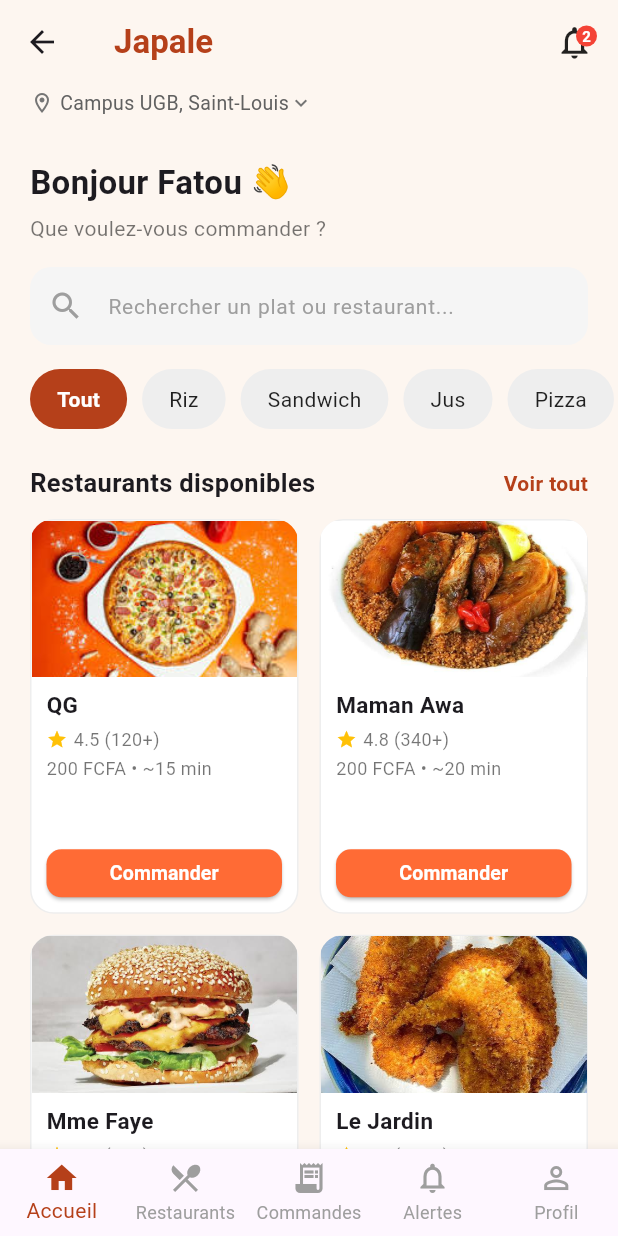
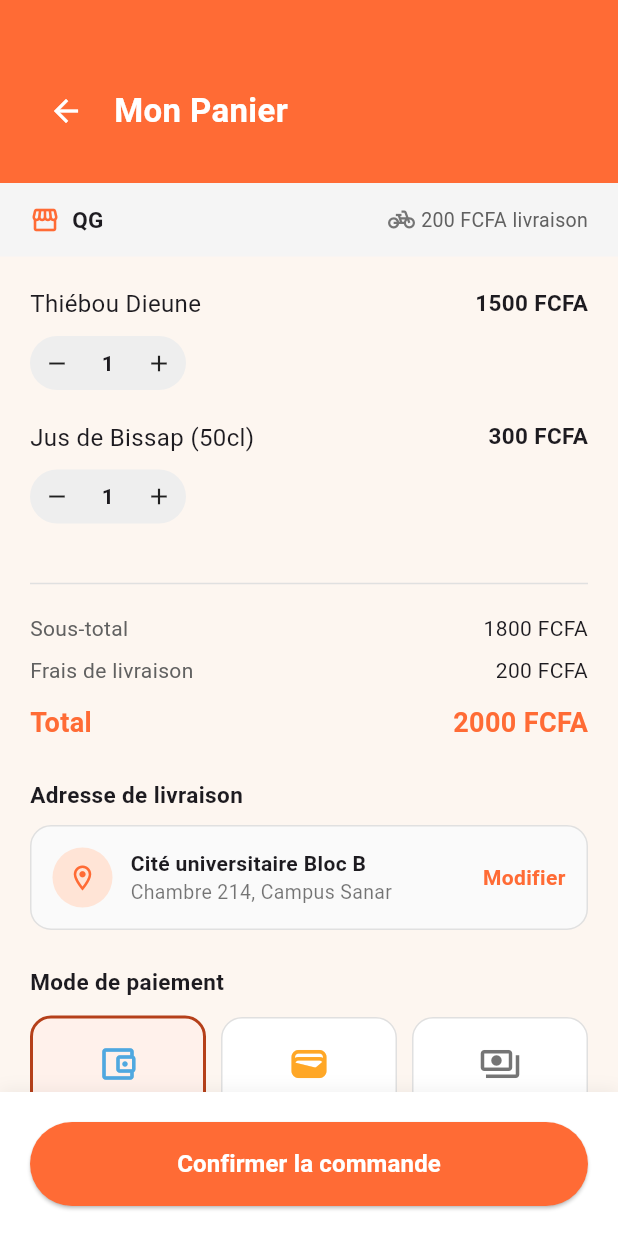
Before and after one commit to Aminata2003/Japale, a Flutter app: the AccueilClient screen opened directly, after a tap on "Commander", on a phone screen of 412 x 824 dp. Run offline on Flutter 3.47's test engine with Material 3 defaults, Android fonts, the phone set to English and light mode, and no system bars.

Commit message:
dernier mise a jour

```diff
--- a/japale/lib/acceuil_client.dart
+++ b/japale/lib/acceuil_client.dart
@@ -1,5 +1,6 @@
 import 'package:flutter/material.dart';
 import '../models/restaurant.dart';
+import 'panier_page.dart';
 
 class AccueilClient extends StatefulWidget {
   const AccueilClient({super.key});
@@ -332,9 +333,22 @@ Widget _buildRestaurantCard(Restaurant restaurant) {
                   width: double.infinity,
                   height: 32,
                   child: ElevatedButton(
-                    onPressed: () {
-                      // TODO: navigation vers la page du restaurant
-                    },
+                      onPressed: () {
+                        Navigator.push(
+                          context,
+                          MaterialPageRoute(
+                            builder: (context) => PanierPage(
+                              restaurantName: restaurant.name,
+                              fraisLivraison: restaurant.price,
+                              items: [
+                                CartItem(name: 'Thiébou Dieune', unitPrice: 1500),
+                                CartItem(name: 'Jus de Bissap (50cl)', unitPrice: 300),
+                              ],
+                            ),
+                          ),
+                        );
+                      },
+
                     style: ElevatedButton.styleFrom(
                       backgroundColor: const Color(0xFFFF6B35),
                       shape: RoundedRectangleBorder(borderRadius: BorderRadius.circular(10)),
--- a/japale/lib/main.dart
+++ b/japale/lib/main.dart
@@ -3,6 +3,8 @@ import 'package:japale/acceuil_client.dart';
 import 'package:japale/welcomPage.dart';
 import 'package:japale/inscription_livreur.dart';
 import 'package:japale/widgets/connexion.dart';
+import 'package:japale/choix_profil.dart';
+import 'package:japale/panier_page.dart';
 
 void main() {
   runApp(const MyApp());
@@ -20,7 +22,7 @@ class MyApp extends StatelessWidget {
         colorScheme: ColorScheme.fromSeed(seedColor: Colors.deepPurple),
         useMaterial3: true,
       ),
-      home: const ConnexionPage(), // Page d'accueil de l'application
+      home: const AccueilClient(), // Page d'accueil de l'application
     );
   }
 }
--- /dev/null
+++ b/japale/lib/models/cartItem.dart
@@ -0,0 +1,14 @@
+
+class CartItem {
+  final String name;
+  final int unitPrice;
+  int quantity;
+
+  CartItem({
+    required this.name,
+    required this.unitPrice,
+    this.quantity = 1,
+  });
+
+  int get totalPrice => unitPrice * quantity;
+}
--- /dev/null
+++ b/japale/lib/panier_page.dart
@@ -0,0 +1,376 @@
+import 'package:flutter/material.dart';
+
+class CartItem {
+  final String name;
+  final int unitPrice;
+  int quantity;
+
+  CartItem({
+    required this.name,
+    required this.unitPrice,
+    this.quantity = 1,
+  });
+
+  int get totalPrice => unitPrice * quantity;
+}
+
+class PanierPage extends StatefulWidget {
+  final String restaurantName;
+  final int fraisLivraison;
+  final List<CartItem> items;
+
+  const PanierPage({
+    super.key,
+    required this.restaurantName,
+    required this.fraisLivraison,
+    required this.items,
+  });
+
+  @override
+  State<PanierPage> createState() => _PanierPageState();
+}
+
+class _PanierPageState extends State<PanierPage> {
+  late List<CartItem> _items;
+  String _modePaiement = 'Wave';
+
+  @override
+  void initState() {
+    super.initState();
+    _items = widget.items;
+  }
+
+  int get _sousTotal => _items.fold(0, (sum, item) => sum + item.totalPrice);
+  int get _total => _sousTotal + widget.fraisLivraison;
+
+  @override
+  Widget build(BuildContext context) {
+    return Scaffold(
+      backgroundColor: const Color(0xFFFDF6F0),
+      body: Column(
+        children: [
+          _buildHeader(context),
+          Expanded(
+            child: SingleChildScrollView(
+              child: Column(
+                crossAxisAlignment: CrossAxisAlignment.start,
+                children: [
+                  _buildRestaurantBanner(),
+                  Padding(
+                    padding: const EdgeInsets.symmetric(horizontal: 20),
+                    child: Column(
+                      crossAxisAlignment: CrossAxisAlignment.start,
+                      children: [
+                        const SizedBox(height: 20),
+                        ..._items.map((item) => _buildCartItemRow(item)),
+                        const SizedBox(height: 12),
+                        Divider(color: Colors.grey.shade300, thickness: 1),
+                        const SizedBox(height: 12),
+                        _buildPriceSummary(),
+                        const SizedBox(height: 24),
+                        _buildAddressSection(),
+                        const SizedBox(height: 24),
+                        _buildPaymentSection(),
+                        const SizedBox(height: 24),
+                      ],
+                    ),
+                  ),
+                ],
+              ),
+            ),
+          ),
+          _buildConfirmButton(),
+        ],
+      ),
+    );
+  }
+
+  Widget _buildHeader(BuildContext context) {
+    return Container(
+      width: double.infinity,
+      padding: const EdgeInsets.fromLTRB(20, 50, 20, 24),
+      color: const Color(0xFFFF6B35),
+      child: Row(
+        children: [
+          IconButton(
+            icon: const Icon(Icons.arrow_back, color: Colors.white),
+            onPressed: () => Navigator.pop(context),
+          ),
+          const SizedBox(width: 8),
+          const Text(
+            'Mon Panier',
+            style: TextStyle(color: Colors.white, fontSize: 22, fontWeight: FontWeight.bold),
+          ),
+        ],
+      ),
+    );
+  }
+
+  Widget _buildRestaurantBanner() {
+    return Container(
+      width: double.infinity,
+      color: Colors.grey.shade100,
+      padding: const EdgeInsets.symmetric(horizontal: 20, vertical: 14),
+      child: Row(
+        mainAxisAlignment: MainAxisAlignment.spaceBetween,
+        children: [
+          Row(
+            children: [
+              const Icon(Icons.storefront_outlined, color: Color(0xFFFF6B35), size: 20),
+              const SizedBox(width: 8),
+              Text(widget.restaurantName, style: const TextStyle(fontWeight: FontWeight.bold, fontSize: 15)),
+            ],
+          ),
+          Row(
+            children: [
+              Icon(Icons.pedal_bike, color: Colors.grey.shade600, size: 18),
+              const SizedBox(width: 4),
+              Text('${widget.fraisLivraison} FCFA livraison', style: TextStyle(color: Colors.grey.shade700, fontSize: 13)),
+            ],
+          ),
+        ],
+      ),
+    );
+  }
+
+  Widget _buildCartItemRow(CartItem item) {
+    return Padding(
+      padding: const EdgeInsets.only(bottom: 20),
+      child: Row(
+        mainAxisAlignment: MainAxisAlignment.spaceBetween,
+        crossAxisAlignment: CrossAxisAlignment.start,
+        children: [
+          Column(
+            crossAxisAlignment: CrossAxisAlignment.start,
+            children: [
+              Text(item.name, style: const TextStyle(fontSize: 16)),
+              const SizedBox(height: 10),
+              _buildQuantityStepper(item),
+            ],
+          ),
+          Text(
+            '${item.totalPrice} FCFA',
+            style: const TextStyle(fontWeight: FontWeight.bold, fontSize: 15),
+          ),
+        ],
+      ),
+    );
+  }
+
+  Widget _buildQuantityStepper(CartItem item) {
+    return Container(
+      decoration: BoxDecoration(
+        color: Colors.grey.shade200,
+        borderRadius: BorderRadius.circular(20),
+      ),
+      child: Row(
+        mainAxisSize: MainAxisSize.min,
+        children: [
+          _buildStepperButton(
+            icon: Icons.remove,
+            onTap: () {
+              setState(() {
+                if (item.quantity > 1) {
+                  item.quantity--;
+                } else {
+                  _items.remove(item);
+                }
+              });
+            },
+          ),
+          SizedBox(
+            width: 32,
+            child: Text(
+              '${item.quantity}',
+              textAlign: TextAlign.center,
+              style: const TextStyle(fontWeight: FontWeight.bold),
+            ),
+          ),
+          _buildStepperButton(
+            icon: Icons.add,
+            onTap: () {
+              setState(() {
+                item.quantity++;
+              });
+            },
+          ),
+        ],
+      ),
+    );
+  }
+
+  Widget _buildStepperButton({required IconData icon, required VoidCallback onTap}) {
+    return GestureDetector(
+      onTap: onTap,
+      child: Container(
+        width: 36,
+        height: 36,
+        alignment: Alignment.center,
+        child: Icon(icon, size: 18, color: Colors.black87),
+      ),
+    );
+  }
+
+  Widget _buildPriceSummary() {
+    return Column(
+      crossAxisAlignment: CrossAxisAlignment.stretch,
+      children: [
+        _buildPriceLine('Sous-total', _sousTotal),
+        const SizedBox(height: 8),
+        _buildPriceLine('Frais de livraison', widget.fraisLivraison),
+        const SizedBox(height: 12),
+        Row(
+          mainAxisAlignment: MainAxisAlignment.spaceBetween,
+          children: [
+            const Text('Total', style: TextStyle(fontWeight: FontWeight.bold, fontSize: 18, color: Color(0xFFFF6B35))),
+            Text(
+              '$_total FCFA',
+              style: const TextStyle(fontWeight: FontWeight.bold, fontSize: 18, color: Color(0xFFFF6B35)),
+            ),
+          ],
+        ),
+      ],
+    );
+  }
+
+  Widget _buildPriceLine(String label, int amount) {
+    return Row(
+      mainAxisAlignment: MainAxisAlignment.spaceBetween,
+      children: [
+        Text(label, style: TextStyle(color: Colors.grey.shade700, fontSize: 14)),
+        Text('$amount FCFA', style: const TextStyle(fontSize: 14)),
+      ],
+    );
+  }
+
+  Widget _buildAddressSection() {
+    return Column(
+      crossAxisAlignment: CrossAxisAlignment.start,
+      children: [
+        const Text('Adresse de livraison', style: TextStyle(fontWeight: FontWeight.bold, fontSize: 15)),
+        const SizedBox(height: 10),
+        Container(
+          padding: const EdgeInsets.all(14),
+          decoration: BoxDecoration(
+            color: Colors.grey.shade50,
+            borderRadius: BorderRadius.circular(14),
+            border: Border.all(color: Colors.grey.shade300),
+          ),
+          child: Row(
+            children: [
+              Container(
+                width: 40,
+                height: 40,
+                decoration: const BoxDecoration(
+                  color: Color(0xFFFFE4D6),
+                  shape: BoxShape.circle,
+                ),
+                child: const Icon(Icons.location_on_outlined, color: Color(0xFFFF6B35), size: 20),
+              ),
+              const SizedBox(width: 12),
+              const Expanded(
+                child: Column(
+                  crossAxisAlignment: CrossAxisAlignment.start,
+                  children: [
+                    Text('Cité universitaire Bloc B', style: TextStyle(fontWeight: FontWeight.bold, fontSize: 14)),
+                    Text('Chambre 214, Campus Sanar', style: TextStyle(color: Colors.black54, fontSize: 13)),
+                  ],
+                ),
+              ),
+              GestureDetector(
+                onTap: () {
+                  // TODO: modifier l'adresse
+                },
+                child: const Text('Modifier', style: TextStyle(color: Color(0xFFFF6B35), fontWeight: FontWeight.bold)),
+              ),
+            ],
+          ),
+        ),
+      ],
+    );
+  }
+
+  Widget _buildPaymentSection() {
+    return Column(
+      crossAxisAlignment: CrossAxisAlignment.start,
+      children: [
+        const Text('Mode de paiement', style: TextStyle(fontWeight: FontWeight.bold, fontSize: 15)),
+        const SizedBox(height: 12),
+        Row(
+          children: [
+            Expanded(child: _buildPaymentOption('Wave', Icons.account_balance_wallet_outlined, const Color(0xFF4FA8E0))),
+            const SizedBox(width: 10),
+            Expanded(child: _buildPaymentOption('Orange Money', Icons.wallet_outlined, const Color(0xFFFFA726))),
+            const SizedBox(width: 10),
+            Expanded(child: _buildPaymentOption('Cash', Icons.payments_outlined, Colors.grey.shade600)),
+          ],
+        ),
+      ],
+    );
+  }
+
+  Widget _buildPaymentOption(String label, IconData icon, Color iconColor) {
+    final bool isSelected = _modePaiement == label;
+
+    return GestureDetector(
+      onTap: () {
+        setState(() {
+          _modePaiement = label;
+        });
+      },
+      child: Container(
+        padding: const EdgeInsets.symmetric(vertical: 16),
+        decoration: BoxDecoration(
+          color: isSelected ? const Color(0xFFFFF1EB) : Colors.white,
+          borderRadius: BorderRadius.circular(14),
+          border: Border.all(
+            color: isSelected ? const Color(0xFFB5401A) : Colors.grey.shade300,
+            width: isSelected ? 2 : 1,
+          ),
+        ),
+        child: Column(
+          children: [
+            Icon(icon, size: 28, color: iconColor),
+            const SizedBox(height: 8),
+            Text(
+              label,
+              textAlign: TextAlign.center,
+              style: TextStyle(
+                fontSize: 12,
+                fontWeight: isSelected ? FontWeight.bold : FontWeight.normal,
+                color: isSelected ? const Color(0xFFFF6B35) : Colors.black87,
+              ),
+            ),
+          ],
+        ),
+      ),
+    );
+  }
+
+  Widget _buildConfirmButton() {
+    return Container(
+      width: double.infinity,
+      padding: const EdgeInsets.all(20),
+      decoration: BoxDecoration(
+        color: Colors.white,
+        boxShadow: [BoxShadow(color: Colors.black.withOpacity(0.05), blurRadius: 8, offset: const Offset(0, -2))],
+      ),
+      child: SizedBox(
+        height: 56,
+        child: ElevatedButton(
+          onPressed: () {
+            // TODO: logique de confirmation de commande
+          },
+          style: ElevatedButton.styleFrom(
+            backgroundColor: const Color(0xFFFF6B35),
+            shape: RoundedRectangleBorder(borderRadius: BorderRadius.circular(28)),
+          ),
+          child: const Text(
+            'Confirmer la commande',
+            style: TextStyle(color: Colors.white, fontWeight: FontWeight.bold, fontSize: 16),
+          ),
+        ),
+      ),
+    );
+  }
+}
```
